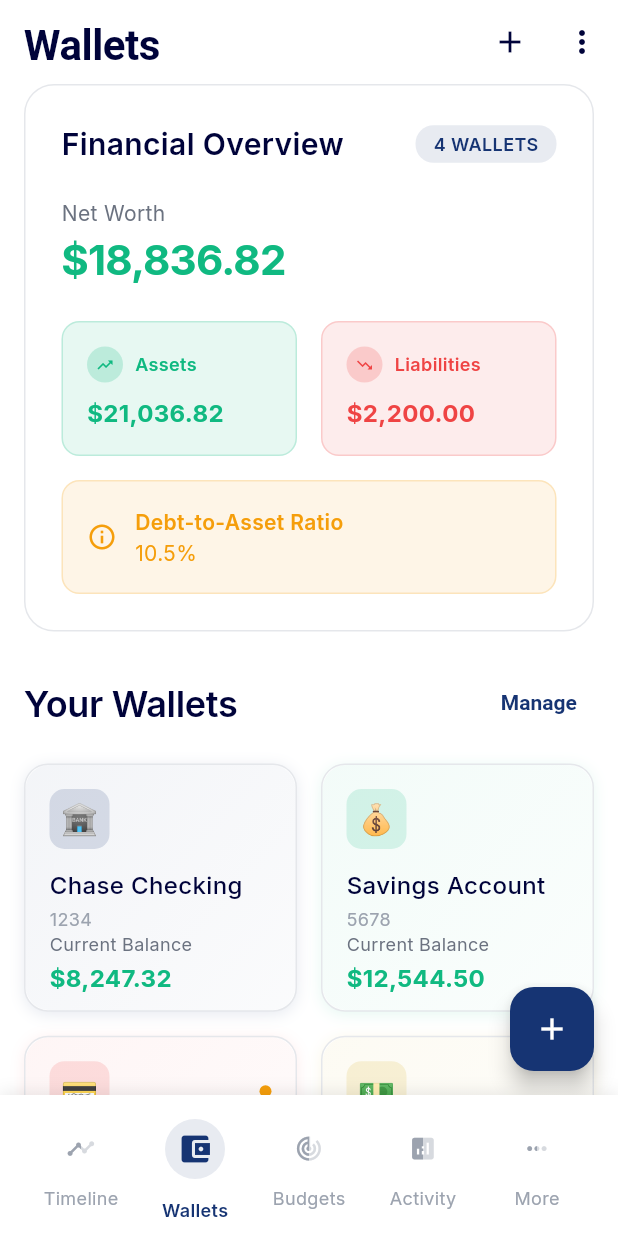
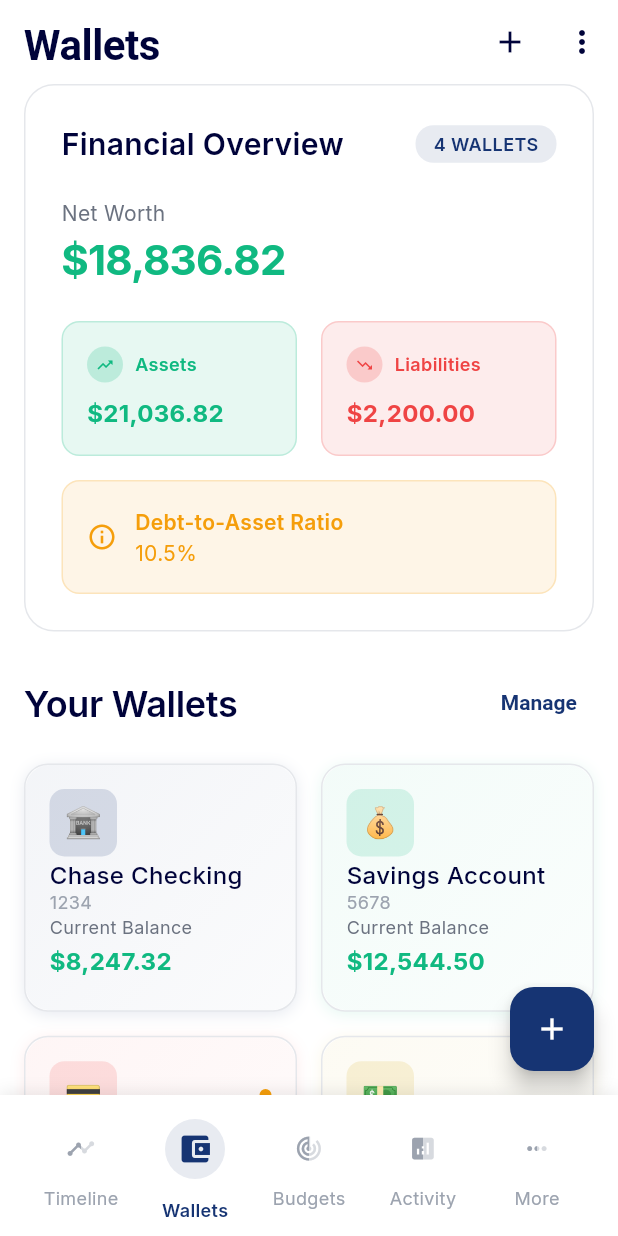
Before and after one commit to Mahdi02710/expenstra, a Flutter app: the screen it shows after launch, swiped to page 2, on a phone screen of 412 x 824 dp. Run offline on Flutter 3.47's test engine with Material 3 defaults, Android fonts, the phone set to English and light mode, and no system bars; our stand-ins replace fl_chart.

Commit message:
Grid Overflow and text alignment.

```diff
--- a/lib/features/wallets/wallets_screen.dart
+++ b/lib/features/wallets/wallets_screen.dart
@@ -200,12 +200,13 @@ class _WalletsScreenState extends State<WalletsScreen>
     return GridView.builder(
       shrinkWrap: true,
       physics: const NeverScrollableScrollPhysics(),
-      gridDelegate: const SliverGridDelegateWithFixedCrossAxisCount(
-        crossAxisCount: 2,
+      gridDelegate: SliverGridDelegateWithMaxCrossAxisExtent(
+        maxCrossAxisExtent: 200,
         crossAxisSpacing: 16,
         mainAxisSpacing: 16,
-        childAspectRatio: 2.5,
+        childAspectRatio: 1.1,
       ),
+
       itemCount: actions.length,
       itemBuilder: (context, index) {
         final action = actions[index];
--- a/lib/features/wallets/widgets/wallet_grid.dart
+++ b/lib/features/wallets/widgets/wallet_grid.dart
@@ -24,13 +24,12 @@ class WalletGrid extends StatelessWidget {
       child: GridView.builder(
         padding: EdgeInsets.zero,
         shrinkWrap: true,
-        physics:
-            const NeverScrollableScrollPhysics(), // grid won't scroll on its own
-        gridDelegate: const SliverGridDelegateWithFixedCrossAxisCount(
-          crossAxisCount: 2,
+        physics: const NeverScrollableScrollPhysics(),
+        gridDelegate: SliverGridDelegateWithMaxCrossAxisExtent(
+          maxCrossAxisExtent: 200, // Max width per card
           crossAxisSpacing: 16,
           mainAxisSpacing: 16,
-          childAspectRatio: 1.1, // perfect balance between width & height
+          childAspectRatio: 1.1, // Adjusted for flexibility
         ),
         itemCount: wallets.length,
         itemBuilder: (context, index) {
@@ -41,13 +40,6 @@ class WalletGrid extends StatelessWidget {
         },
       ),
     );
-  }
-
-  double _calculateMaxHeight(int itemCount) {
-    final rows = (itemCount / 2).ceil(); // Calculate number of rows
-    const itemHeight = 140; // Approximate height of each card
-    const spacing = 16.0;
-    return (rows * itemHeight) + ((rows - 1) * spacing);
   }
 
   Widget _buildEmptyState(BuildContext context) {
@@ -68,13 +60,9 @@ class WalletGrid extends StatelessWidget {
               color: AppColors.primary,
             ),
           ),
-
           const SizedBox(height: 16),
-
           Text('No wallets yet', style: AppTextStyles.h4),
-
           const SizedBox(height: 8),
-
           Text(
             'Add your first wallet to start tracking your finances.',
             style: AppTextStyles.body2,
@@ -151,7 +139,7 @@ class _WalletCardState extends State<WalletCard>
               ),
               child: Stack(
                 children: [
-                  // Background pattern or gradient
+                  // Background gradient
                   Positioned.fill(
                     child: Container(
                       decoration: BoxDecoration(
@@ -167,11 +155,11 @@ class _WalletCardState extends State<WalletCard>
                       ),
                     ),
                   ),
-
                   // Content
                   Padding(
                     padding: const EdgeInsets.all(16),
                     child: Column(
+                      mainAxisSize: MainAxisSize.min,
                       crossAxisAlignment: CrossAxisAlignment.start,
                       children: [
                         // Wallet icon and status
@@ -179,8 +167,8 @@ class _WalletCardState extends State<WalletCard>
                           mainAxisAlignment: MainAxisAlignment.spaceBetween,
                           children: [
                             Container(
-                              width: 40,
-                              height: 40,
+                              width: 45,
+                              height: 45,
                               decoration: BoxDecoration(
                                 color: _getWalletAccentColor().withValues(
                                   alpha: 0.15,
@@ -194,7 +182,6 @@ class _WalletCardState extends State<WalletCard>
                                 ),
                               ),
                             ),
-
                             if (!widget.wallet.isActive)
                               Container(
                                 width: 8,
@@ -216,40 +203,37 @@ class _WalletCardState extends State<WalletCard>
                               ),
                           ],
                         ),
-
-                        const SizedBox(height: 12),
-
                         // Wallet name
-                        Text(
+                        Flexible(
+                          child: Text(
                             widget.wallet.name,
                             style: AppTextStyles.subtitle1.copyWith(
                               color: isDark
                                   ? AppColors.darkTextPrimary
                                   : AppColors.textPrimary,
                             ),
-                          maxLines: 1,
+                            maxLines: 2,
                             overflow: TextOverflow.ellipsis,
                           ),
-
-                        const SizedBox(height: 2),
-
+                        ),
                         // Account number
-                        Text(
+                        Flexible(
+                          child: Text(
                             widget.wallet.maskedAccountNumber,
                             style: AppTextStyles.caption.copyWith(
                               color: isDark
                                   ? AppColors.darkTextMuted
                                   : AppColors.textMuted,
                             ),
+                            maxLines: 1,
+                            overflow: TextOverflow.ellipsis,
                           ),
-
-                        const Spacer(),
-
+                        ),
                         // Balance
-                        const Spacer(),
-
-                        // Balance
-                        Column(
+                        FittedBox(
+                          fit: BoxFit.scaleDown,
+                          alignment: Alignment.centerLeft,
+                          child: Column(
                             crossAxisAlignment: CrossAxisAlignment.start,
                             mainAxisSize: MainAxisSize.min,
                             children: [
@@ -275,11 +259,11 @@ class _WalletCardState extends State<WalletCard>
                               ),
                             ],
                           ),
+                        ),
                       ],
                     ),
                   ),
-
-                  // Credit utilization indicator for credit cards
+                  // Credit utilization indicator
                   if (widget.wallet.isCredit &&
                       widget.wallet.creditLimit != null)
                     Positioned(
```
Lines whose indentation alone changed are shown as unchanged.
